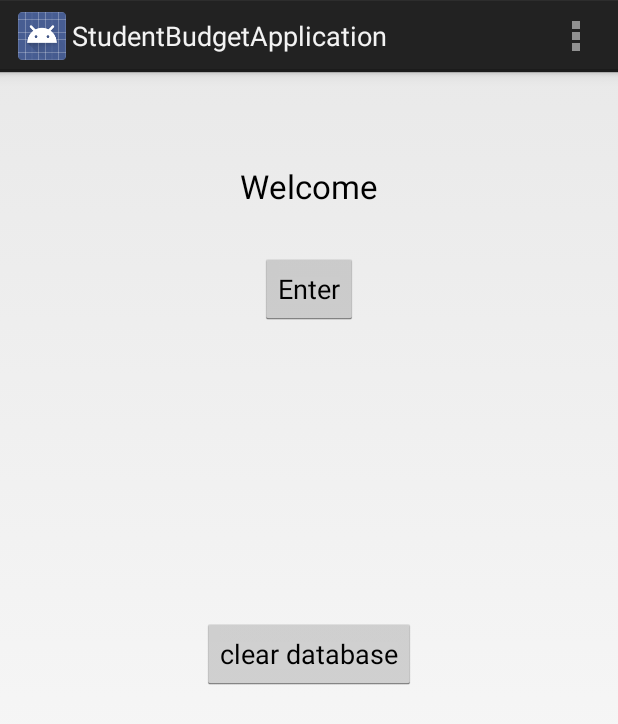
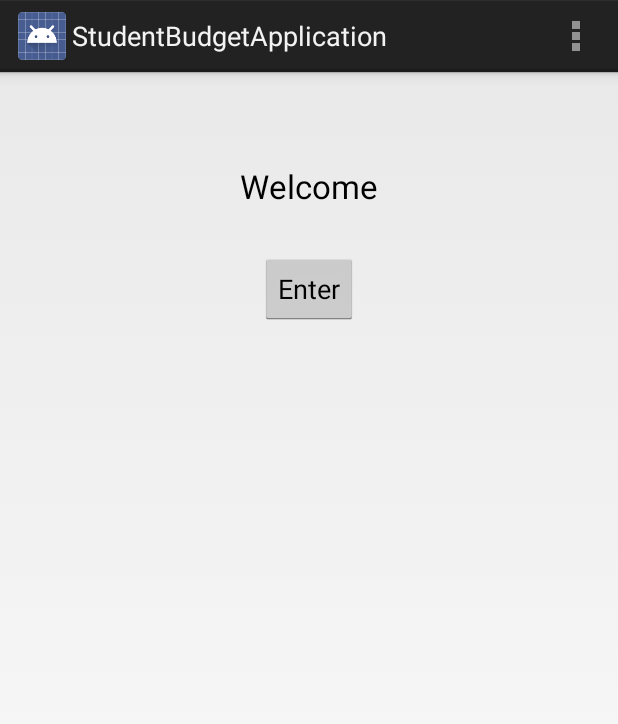
Before and after one commit to wmolyneux/StudentBudgetAppCS394, an Android app: the screen it shows after launch (EnterActivity), on a phone screen of 412 x 824 dp. Shown: the top 724 px of the screen. Run offline under Robolectric (Android 15) with nearby library versions, the phone set to English and light mode, and no system bars.

```diff
--- a/StudentBudgetApplication/src/main/java/uk/ac/aber/dcs/wim2/studentbudgetapplication/activities/EnterActivity.java
+++ b/StudentBudgetApplication/src/main/java/uk/ac/aber/dcs/wim2/studentbudgetapplication/activities/EnterActivity.java
@@ -38,7 +38,6 @@ public class EnterActivity extends Activity implements View.OnClickListener{
 
     private Button entryButton;
     private SQLiteDatabaseHelper db;
-    private Button clear;
     private Context context;
 
     @Override
@@ -54,12 +53,6 @@ public class EnterActivity extends Activity implements View.OnClickListener{
         setContentView(R.layout.activity_enter);
         entryButton = (Button)findViewById(R.id.enterButton);
         entryButton.setOnClickListener(this);
-
-        //testing purposes remove!!!!
-        clear = (Button) findViewById(R.id.clearDB);
-        clear.setOnClickListener(this);
-
-
     }
 
     @Override
@@ -103,18 +96,6 @@ public class EnterActivity extends Activity implements View.OnClickListener{
                     startActivity(intent);
                 }
                 break;
-
-            case R.id.clearDB:
-                db = new SQLiteDatabaseHelper(this);
-                for (Detail det : db.getAllDetails()){
-                    db.deleteDetail(det);
-                }
-                for (Constant con : db.getAllConstants()){
-                    db.deleteConstant(con);
-                }
-                for (Transaction trans : db.getAllTransactions()){
-                    db.deleteTransaction(trans);
-                }
         }
     }
 
--- a/StudentBudgetApplication/src/main/res/layout/activity_budget_dates.xml
+++ b/StudentBudgetApplication/src/main/res/layout/activity_budget_dates.xml
@@ -33,7 +33,7 @@
                     android:layout_width="0dp"
                     android:layout_height="wrap_content"
                     android:editable="false"
-                    android:layout_weight="1.3"/>
+                    android:layout_weight="1.6"/>
 
         </LinearLayout>
 
@@ -57,7 +57,7 @@
                     android:layout_width="0dp"
                     android:layout_height="wrap_content"
                     android:editable="false"
-                    android:layout_weight="1.3"/>
+                    android:layout_weight="1.6"/>
         </LinearLayout>
 
         <Button
--- a/StudentBudgetApplication/src/main/res/layout/activity_enter.xml
+++ b/StudentBudgetApplication/src/main/res/layout/activity_enter.xml
@@ -27,11 +27,4 @@
             android:layout_below="@+id/welcomeText"
             android:layout_centerHorizontal="true"/>
 
-    <Button
-            android:layout_width="wrap_content"
-            android:layout_height="wrap_content"
-            android:text="clear database"
-            android:id="@+id/clearDB"
-            android:layout_centerVertical="true"
-            android:layout_centerHorizontal="true"/>
 </RelativeLayout>
--- a/StudentBudgetApplication/src/main/res/layout/fragment_transactions.xml
+++ b/StudentBudgetApplication/src/main/res/layout/fragment_transactions.xml
@@ -126,7 +126,7 @@
                 android:layout_width="0dp"
                 android:layout_height="wrap_content"
                 android:id="@+id/dateField"
-                android:layout_weight="1.4"
+                android:layout_weight="1.6"
                 android:editable="false"/>
 
     </LinearLayout>
```
Also changed, not shown: 2 other files.
